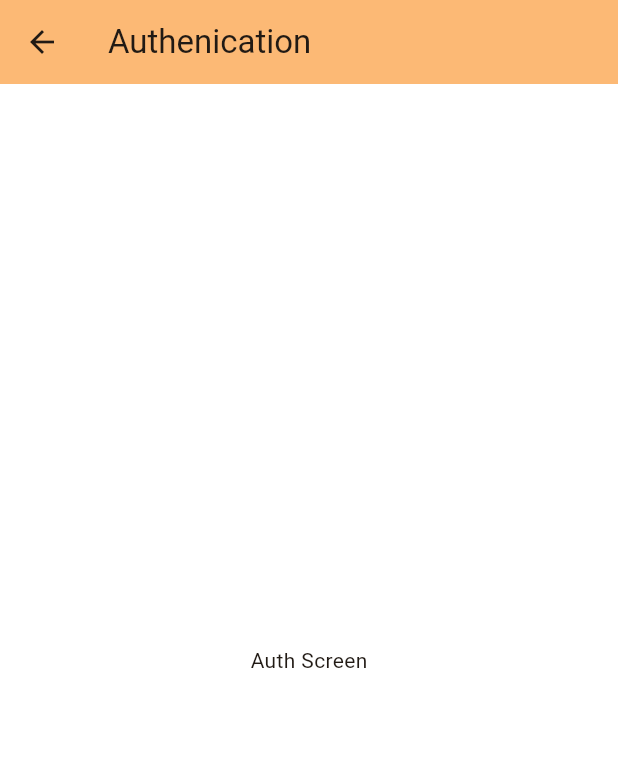
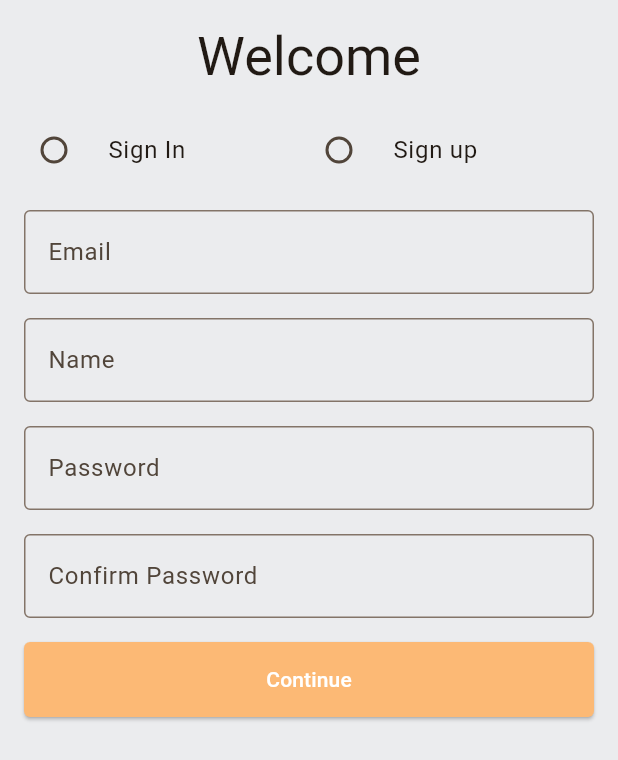
Before and after one commit to KayesAshfaQ/e_commerce_app_backend, a Flutter app: the AuthScreen screen opened by its route, on a phone screen of 412 x 824 dp. Shown: the top 760 px of the screen. Run offline on Flutter 3.47's test engine with Material 3 defaults, Android fonts, the phone set to English and light mode, and no system bars.

Commit message:
authScreen ui updated

```diff
--- /dev/null
+++ b/lib/common/widgets/app_button.dart
@@ -0,0 +1,28 @@
+import 'package:flutter/material.dart';
+
+class AppButtonWidget extends StatelessWidget {
+  const AppButtonWidget({
+    super.key,
+    required this.onPressed,
+    required this.label,
+  });
+
+  final VoidCallback onPressed;
+  final String label;
+
+  @override
+  Widget build(BuildContext context) {
+    return ElevatedButton(
+      style: ElevatedButton.styleFrom(
+        minimumSize: const Size(double.infinity, 50),
+        shape: RoundedRectangleBorder(
+          borderRadius: BorderRadius.circular(4),
+        ),
+        backgroundColor: Theme.of(context).colorScheme.inversePrimary,
+        foregroundColor: Theme.of(context).colorScheme.onPrimary,
+      ),
+      onPressed: onPressed,
+      child: Text(label),
+    );
+  }
+}
--- /dev/null
+++ b/lib/common/widgets/app_text_field.dart
@@ -0,0 +1,23 @@
+import 'package:flutter/material.dart';
+
+class TextFieldWidget extends StatelessWidget {
+  const TextFieldWidget({
+    super.key,
+    required this.label,
+  });
+
+  final String label;
+
+  @override
+  Widget build(BuildContext context) {
+    return Padding(
+      padding: const EdgeInsets.only(bottom: 16),
+      child: TextField(
+        decoration: InputDecoration(
+          label: Text(label),
+          border: OutlineInputBorder(),
+        ),
+      ),
+    );
+  }
+}
--- a/lib/features/auth/screens/auth_screen.dart
+++ b/lib/features/auth/screens/auth_screen.dart
@@ -1,4 +1,9 @@
+import 'package:amazon_clone/constants/global_variable.dart';
 import 'package:flutter/material.dart';
+
+import '../../../common/widgets/app_button.dart';
+import '../../../common/widgets/app_text_field.dart';
+import '../widgets/radio_selection.dart';
 
 class AuthScreen extends StatefulWidget {
   const AuthScreen({super.key});
@@ -11,12 +16,42 @@ class _AuthScreenState extends State<AuthScreen> {
   @override
   Widget build(BuildContext context) {
     return Scaffold(
-      appBar: AppBar(
-        backgroundColor: Theme.of(context).colorScheme.inversePrimary,
-        title: const Text('Authenication'),
-      ),
-      body: const Center(
-        child: Text('Auth Screen'),
+      backgroundColor: GlobalVariables.greyBackgroundCOlor,
+      body: SafeArea(
+        child: SingleChildScrollView(
+          child: Container(
+            padding: const EdgeInsets.all(16),
+            child: Column(
+              children: [
+                Text(
+                  'Welcome',
+                  style: Theme.of(context).textTheme.displaySmall,
+                ),
+                const SizedBox(height: 16),
+                const Row(
+                  mainAxisAlignment: MainAxisAlignment.spaceEvenly,
+                  children: [
+                    RadioSelectionWidget(
+                      title: 'Sign In',
+                    ),
+                    RadioSelectionWidget(
+                      title: 'Sign up',
+                    ),
+                  ],
+                ),
+                const SizedBox(height: 16),
+                const TextFieldWidget(label: 'Email'),
+                const TextFieldWidget(label: 'Name'),
+                const TextFieldWidget(label: 'Password'),
+                const TextFieldWidget(label: 'Confirm Password'),
+                AppButtonWidget(
+                  label: 'Continue',
+                  onPressed: () {},
+                ),
+              ],
+            ),
+          ),
+        ),
       ),
     );
   }
--- /dev/null
+++ b/lib/features/auth/widgets/radio_selection.dart
@@ -0,0 +1,27 @@
+import 'package:flutter/material.dart';
+
+class RadioSelectionWidget extends StatelessWidget {
+  const RadioSelectionWidget({
+    super.key,
+    required this.title,
+  });
+
+  final String title;
+
+  @override
+  Widget build(BuildContext context) {
+    return Flexible(
+      child: RadioListTile(
+        dense: true,
+        contentPadding: EdgeInsets.zero,
+        value: '2',
+        groupValue: '',
+        onChanged: (val) {},
+        title: Text(
+          title,
+          style: Theme.of(context).textTheme.bodyLarge,
+        ),
+      ),
+    );
+  }
+}
--- a/lib/home_page.dart
+++ /dev/null
@@ -1,33 +0,0 @@
-import 'package:flutter/material.dart';
-
-class HomePage extends StatefulWidget {
-  const HomePage({
-    super.key,
-  });
-
-  @override
-  State<HomePage> createState() => _HomePageState();
-}
-
-class _HomePageState extends State<HomePage> {
-  @override
-  Widget build(BuildContext context) {
-    return Scaffold(
-      appBar: AppBar(
-        backgroundColor: Theme.of(context).colorScheme.inversePrimary,
-        title: const Text('Amazon Clone'),
-
-      ),
-      body: const Center(
-        child: Column(
-          mainAxisAlignment: MainAxisAlignment.center,
-          children: <Widget>[
-            Text(
-              'You have pushed the button this many times:',
-            ),
-          ],
-        ),
-      ),
-    );
-  }
-}
```
